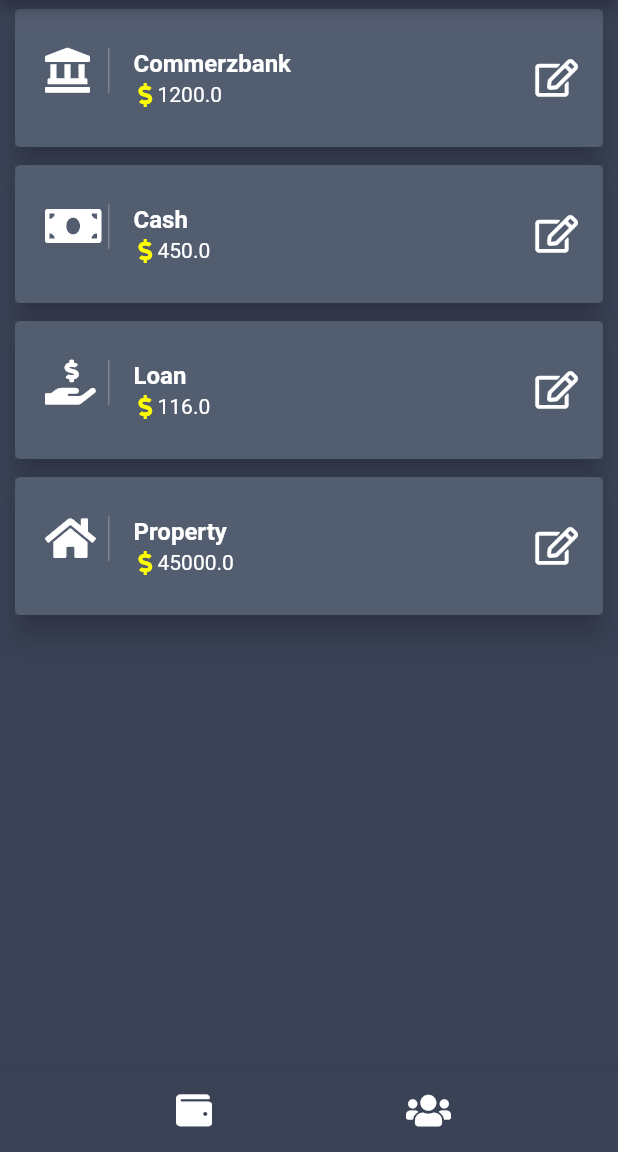
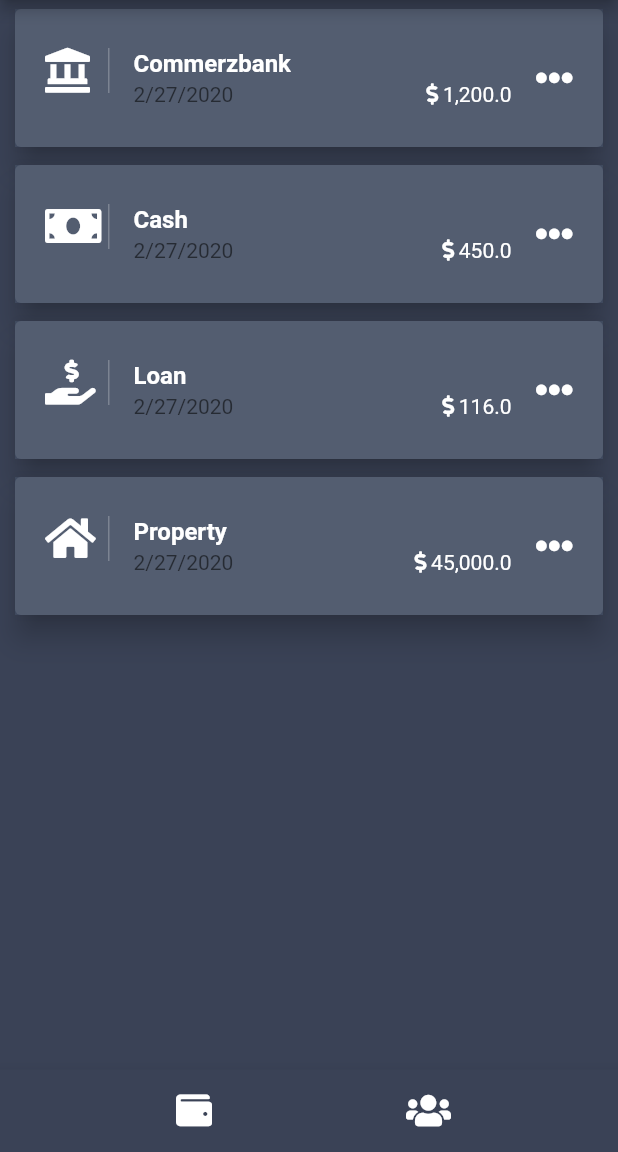
Before and after one commit to companyofdev/clan-wealth, a Flutter app: the screen it shows after launch, on a phone screen of 412 x 824 dp, the part 84-1236 px from its top. Run offline on Flutter 3.47's test engine with Material 2 defaults, Android fonts, the light colour scheme and no system bars; our stand-ins replace font_awesome_flutter.

Commit message:
Add Datetime to WealthCard and align the amount to right side.

```diff
--- a/lib/apis/wealth_api.dart
+++ b/lib/apis/wealth_api.dart
@@ -7,21 +7,25 @@
       title: 'Commerzbank',
       amount: 1200.0,
       icon: FontAwesomeIcons.landmark,
+      updatedDate: DateTime.parse('2020-02-27'),
     ),
     Wealth(
       title: 'Cash',
       amount: 450.0,
       icon: FontAwesomeIcons.moneyBill,
+      updatedDate: DateTime.parse('2020-02-27'),
     ),
     Wealth(
       title: 'Loan',
       amount: 116.0,
       icon: FontAwesomeIcons.handHoldingUsd,
+      updatedDate: DateTime.parse('2020-02-27'),
     ),
     Wealth(
       title: 'Property',
       amount: 45000.0,
       icon: FontAwesomeIcons.home,
+      updatedDate: DateTime.parse('2020-02-27'),
     ),
   ];
 }
@@ -30,6 +34,7 @@
   final String title;
   final double amount;
   final IconData icon;
+  final DateTime updatedDate;
 
-  Wealth({this.title, this.amount, this.icon});
+  Wealth({this.title, this.amount, this.icon, this.updatedDate});
 }
--- a/lib/components/wealth_card.dart
+++ b/lib/components/wealth_card.dart
@@ -1,6 +1,8 @@
 import 'package:clan_wealth/apis/wealth_api.dart';
+import 'package:clan_wealth/colors.dart';
 import 'package:flutter/material.dart';
 import 'package:font_awesome_flutter/font_awesome_flutter.dart';
+import 'package:intl/intl.dart' show NumberFormat, DateFormat;
 
 class WealthCard extends StatelessWidget {
   final Wealth wealth;
@@ -14,54 +16,107 @@
       margin: EdgeInsets.symmetric(horizontal: 10.0, vertical: 6.0),
       child: Container(
         decoration: BoxDecoration(color: Color.fromRGBO(64, 75, 96, .9)),
-        child: WealthListTile(
-          title: wealth.title,
-          amount: wealth.amount,
-          icon: wealth.icon,
-        ),
+        child: WealthListTile(wealth: wealth),
       ),
     );
   }
 }
 
 class WealthListTile extends StatelessWidget {
-  final String title;
-  final double amount;
-  final IconData icon;
+  final Wealth wealth;
 
-  const WealthListTile({this.title, this.amount, this.icon});
+  WealthListTile({this.wealth});
 
   @override
   Widget build(BuildContext context) {
     return ListTile(
-      contentPadding: EdgeInsets.symmetric(horizontal: 20.0, vertical: 10.0),
+      contentPadding: EdgeInsets.symmetric(
+        horizontal: 20.0,
+        vertical: 10.0,
+      ),
       leading: Container(
         padding: EdgeInsets.only(right: 12.0),
-        decoration: new BoxDecoration(
-            border: new Border(
-                right: new BorderSide(width: 1.0, color: Colors.white24))),
+        decoration: BoxDecoration(
+          border: Border(
+            right: BorderSide(
+              width: 1.0,
+              color: Colors.white24,
+            ),
+          ),
+        ),
         child: Icon(
-          this.icon,
+          wealth.icon,
           color: Colors.white,
           size: 30.0,
         ),
       ),
       title: Text(
-        this.title,
-        style: TextStyle(color: Colors.white, fontWeight: FontWeight.bold),
+        wealth.title,
+        style: TextStyle(
+          color: Colors.white,
+          fontWeight: FontWeight.bold,
+        ),
       ),
       subtitle: Row(
-        children: <Widget>[
-          Icon(
-            FontAwesomeIcons.dollarSign,
-            color: Colors.yellowAccent,
-            size: 16.0,
+        mainAxisAlignment: MainAxisAlignment.spaceBetween,
+        children: [
+          Date(
+            dateTime: wealth.updatedDate,
           ),
-          Text(this.amount.toStringAsFixed(1),
-              style: TextStyle(color: Colors.white))
+          Amount(amount: wealth.amount),
         ],
       ),
-      trailing: Icon(FontAwesomeIcons.edit, color: Colors.white, size: 25.0),
+      trailing: Icon(
+        FontAwesomeIcons.ellipsisH,
+        color: Colors.white,
+        size: 25.0,
+      ),
     );
   }
 }
+
+class Date extends StatelessWidget {
+  final DateTime dateTime;
+  final DateFormat _dateFormat = DateFormat.yMd('en_US');
+
+  Date({@required this.dateTime});
+
+  @override
+  Widget build(BuildContext context) {
+    return Row(
+      children: [
+        Text(
+          _dateFormat.format(dateTime),
+        ),
+      ],
+    );
+  }
+}
+
+class Amount extends StatelessWidget {
+  final double amount;
+
+  Amount({@required this.amount});
+
+  final NumberFormat formatter =
+      NumberFormat.currency(symbol: '', decimalDigits: 1);
+
+  @override
+  Widget build(BuildContext context) {
+    return Row(
+      children: [
+        Icon(
+          FontAwesomeIcons.dollarSign,
+          color: Colors.white,
+          size: 14.0,
+        ),
+        Text(
+          formatter.format(amount),
+          style: TextStyle(
+            color: Colors.white,
+          ),
+        ),
+      ],
+    );
+  }
+}
--- a/lib/screens/wealth.dart
+++ b/lib/screens/wealth.dart
@@ -1,7 +1,6 @@
 import 'package:clan_wealth/apis/wealth_api.dart';
 import 'package:clan_wealth/components/wealth_card.dart';
 import 'package:flutter/material.dart';
-import 'package:font_awesome_flutter/font_awesome_flutter.dart';
 
 class WealthScreen extends StatefulWidget {
   @override
--- a/pubspec.yaml
+++ b/pubspec.yaml
@@ -29,6 +29,7 @@
   # Use with the CupertinoIcons class for iOS style icons.
   cupertino_icons: ^1.0.0
   font_awesome_flutter: ^8.11.0
+  intl: ^0.16.1
 
 dev_dependencies:
   flutter_test:
```
Also changed, not shown: pubspec.lock.
